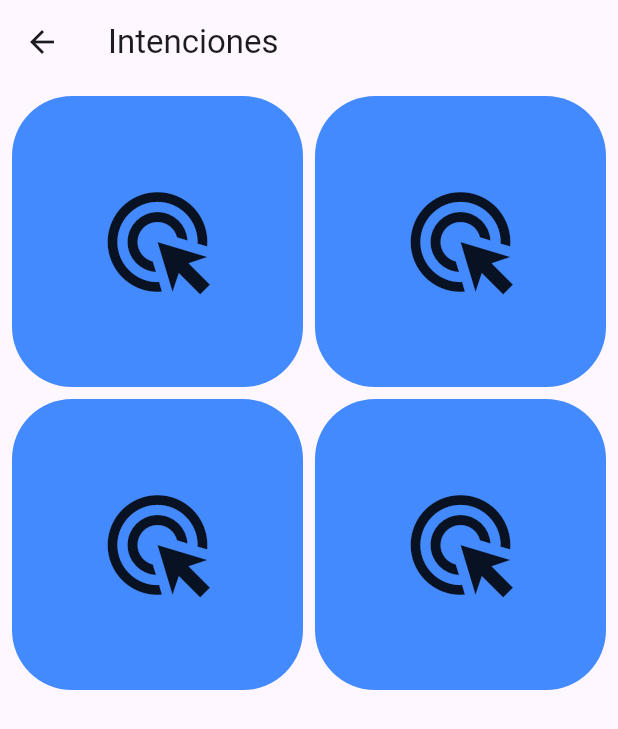
After one commit to Ematsu175/TAP2024_flutter, a Flutter app: the HomeScreen screen opened by its route, in the side drawer, after a tap on "Intenciones", on a phone screen of 412 x 824 dp. The commit adds this screen. Shown: the top 729 px of the screen. Run offline on Flutter 3.47's test engine with Material 3 defaults, Android fonts, the light colour scheme and no system bars; our stand-ins replace lottie; missing offline and left inert: day_night_switcher, splash_view; network calls fail.

Commit message:
intenciones_screen

```diff
--- a/lib/main.dart
+++ b/lib/main.dart
@@ -1,5 +1,6 @@
 import 'package:flutter/material.dart';
 import 'package:tap_2024/screens/home_screen.dart';
+import 'package:tap_2024/screens/intenciones_screen.dart';
 import 'package:tap_2024/screens/login_screen_2.dart';
 import 'package:tap_2024/screens/splash_screen.dart';
 import 'package:tap_2024/settings/theme_settings.dart';
@@ -19,11 +20,12 @@ class MyApp extends StatelessWidget {
           debugShowCheckedModeBanner: false,
           home: SplashScreen(),
           theme: value
-          ? ThemeSettings.lightTheme(context)
-          : ThemeSettings.darkTheme(context),
+          ? ThemeSettings.darkTheme(context)
+          : ThemeSettings.lightTheme(context),
           routes: {
             "/home" :(context) => HomeScreen(),
             "/login2" : (context) => LoginScreen2(),
+            "/intent" : (context) => IntencionesScreen(),
           },
         );
       }
--- a/lib/screens/home_screen.dart
+++ b/lib/screens/home_screen.dart
@@ -40,6 +40,14 @@ class HomeScreen extends StatelessWidget {
               trailing: Icon(Icons.chevron_right),
               onTap: () => Navigator.pushNamed(context, "/login2"),
             ),
+            ListTile(
+              title: Text('Intenciones'),
+              subtitle: Text('Acciones implicitas'),
+              tileColor: Colors.grey,
+              leading: Icon(Icons.abc),
+              trailing: Icon(Icons.chevron_right),
+              onTap: () => Navigator.pushNamed(context, "/intent"),
+            ),
             DayNightSwitcher(
               isDarkModeEnabled: ValueListener.isDark.value,
               onStateChanged: (isDarkModeEnabled){
--- /dev/null
+++ b/lib/screens/intenciones_screen.dart
@@ -0,0 +1,42 @@
+import 'package:flutter/material.dart';
+
+class IntencionesScreen extends StatelessWidget {
+  const IntencionesScreen({super.key});
+
+  @override
+  Widget build(BuildContext context) {
+    return Scaffold(
+      appBar: AppBar(title: Text('Intenciones'),),
+      body: GridView(
+        padding: EdgeInsets.all(8),
+        gridDelegate: const SliverGridDelegateWithFixedCrossAxisCount(
+          crossAxisCount: 2,
+          crossAxisSpacing: 8,
+          mainAxisSpacing: 8
+          ),
+        children: [
+          intentCard(),
+          intentCard(),
+          intentCard(),
+          intentCard(),
+        ],
+      ),
+    );
+  }
+
+  Widget intentCard(){
+    return Container(
+      height: 130,
+      decoration: BoxDecoration(
+        borderRadius: BorderRadius.circular(40),
+        color: Colors.blueAccent
+      ),
+      child: const Column(
+        mainAxisAlignment: MainAxisAlignment.center,
+        children: [
+          Icon(Icons.ads_click, size: 80,),
+        ],
+      ),
+    );
+  }
+}
```
